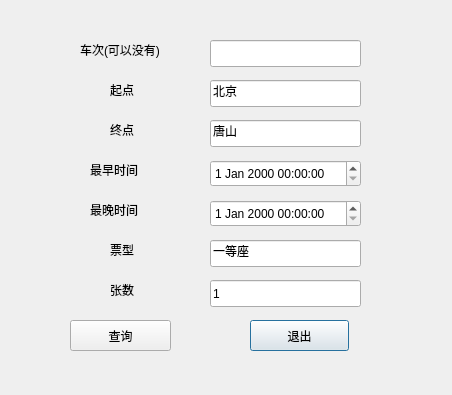
Qt form Qt/Train/queryticket.ui (pascalprimer/DataStructure) before a commit.
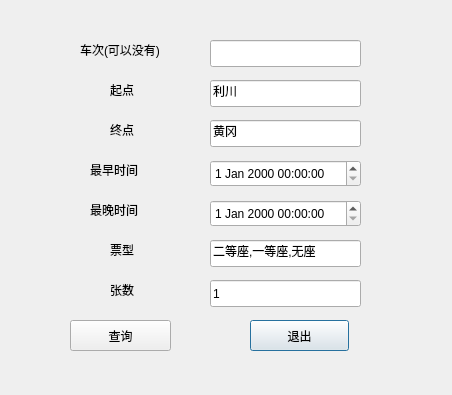
The same form after that commit.

```diff
--- a/Qt/Train/queryticket.ui
+++ b/Qt/Train/queryticket.ui
@@ -85,7 +85,7 @@
     </rect>
    </property>
    <property name="text">
-    <string>北京</string>
+    <string>利川</string>
    </property>
   </widget>
   <widget class="QLabel" name="label_6">
@@ -111,7 +111,7 @@
     </rect>
    </property>
    <property name="text">
-    <string>唐山</string>
+    <string>黄冈</string>
    </property>
   </widget>
   <widget class="QLabel" name="label_2">
@@ -173,7 +173,7 @@
     </rect>
    </property>
    <property name="text">
-    <string>一等座</string>
+    <string>二等座,一等座,无座</string>
    </property>
   </widget>
   <widget class="QLabel" name="label_5">
```
